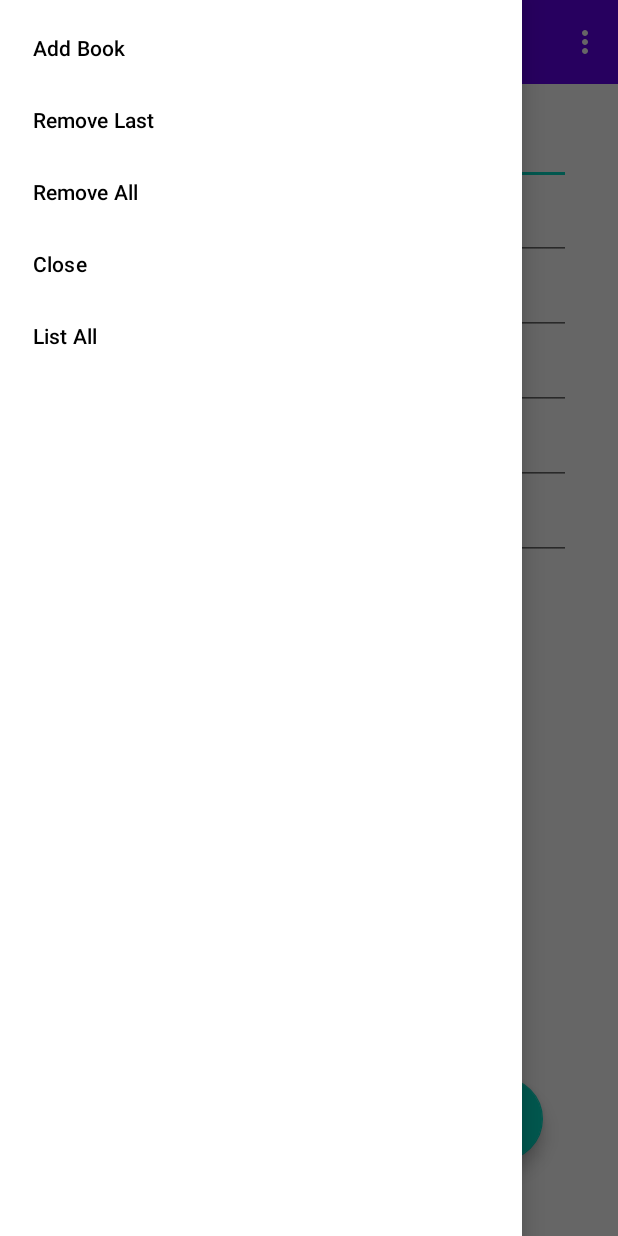
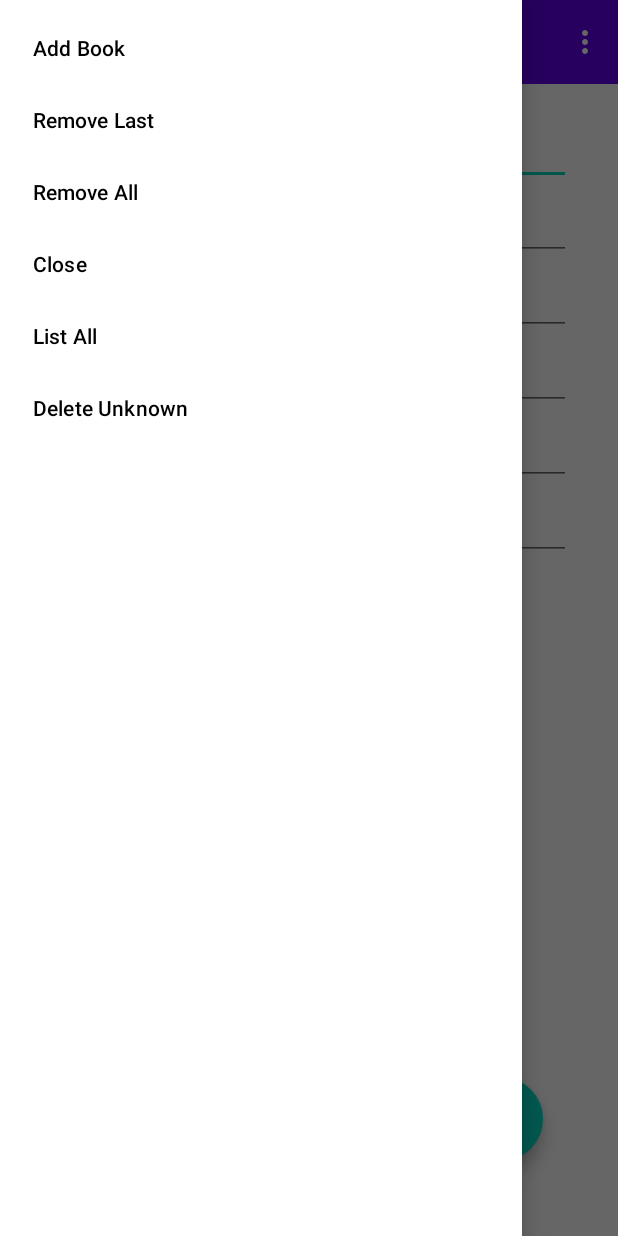
Before and after one commit to MouthWashGuy/AndroidBookApp, an Android app: the screen it shows after launch (MainActivity), with the side drawer open, on a phone screen of 412 x 824 dp. Run offline under Robolectric (Android 15) with nearby library versions, the phone set to English and light mode, and no system bars; our stand-ins replace Room's generated code.

Commit message:
Completed extra task

```diff
--- a/app/src/main/java/com/example/lab5/MainActivity.java
+++ b/app/src/main/java/com/example/lab5/MainActivity.java
@@ -272,6 +272,10 @@ public class MainActivity extends AppCompatActivity {
         startActivity(new Intent(getApplicationContext(), MainActivity2.class));
     }
 
+    private void deleteUnknown() {
+        mBookViewModel.deleteUnknown();
+    }
+
     ////////////////////////////////////////////////////////////////////////////////////////////////
     // BROADCAST RECEIVER                                                                        //
     //////////////////////////////////////////////////////////////////////////////////////////////
@@ -326,6 +330,8 @@ public class MainActivity extends AppCompatActivity {
                 finish();
             } else if (id == R.id.listAll) {
                 listAll();
+            } else if (id == R.id.deleteUnknown) {
+                deleteUnknown();
             }
             drawerLayout.closeDrawers();
             return true;
--- a/app/src/main/java/com/example/lab5/provider/BookDao.java
+++ b/app/src/main/java/com/example/lab5/provider/BookDao.java
@@ -27,4 +27,7 @@ public interface BookDao {
 
     @Query("delete from books where bookId = (SELECT Max(bookId) FROM books)")
     void deleteLastBook();
+
+    @Query("delete FROM books where bookAuthor like '%unknown%'")
+    void deleteUnknown();
 }
--- a/app/src/main/java/com/example/lab5/provider/BookRepository.java
+++ b/app/src/main/java/com/example/lab5/provider/BookRepository.java
@@ -34,4 +34,10 @@ public class BookRepository {
             mBookDao.deleteLastBook();
         });
     }
+
+    void deleteUnknown(){
+        BookDatabase.databaseWriteExecutor.execute(()->{
+            mBookDao.deleteUnknown();
+        });
+    }
 }
--- a/app/src/main/java/com/example/lab5/provider/BookViewModel.java
+++ b/app/src/main/java/com/example/lab5/provider/BookViewModel.java
@@ -33,4 +33,8 @@ public class BookViewModel extends AndroidViewModel {
     public void deleteLastBook(){
         mRepository.deleteLastBook();
     }
+
+    public void deleteUnknown() {
+        mRepository.deleteUnknown();
+    }
 }
--- a/app/src/main/res/menu/drawer_menu.xml
+++ b/app/src/main/res/menu/drawer_menu.xml
@@ -16,4 +16,7 @@
     <item
         android:id="@+id/listAll"
         android:title="List All" />
+    <item
+        android:id="@+id/deleteUnknown"
+        android:title="Delete Unknown" />
 </menu>
```
